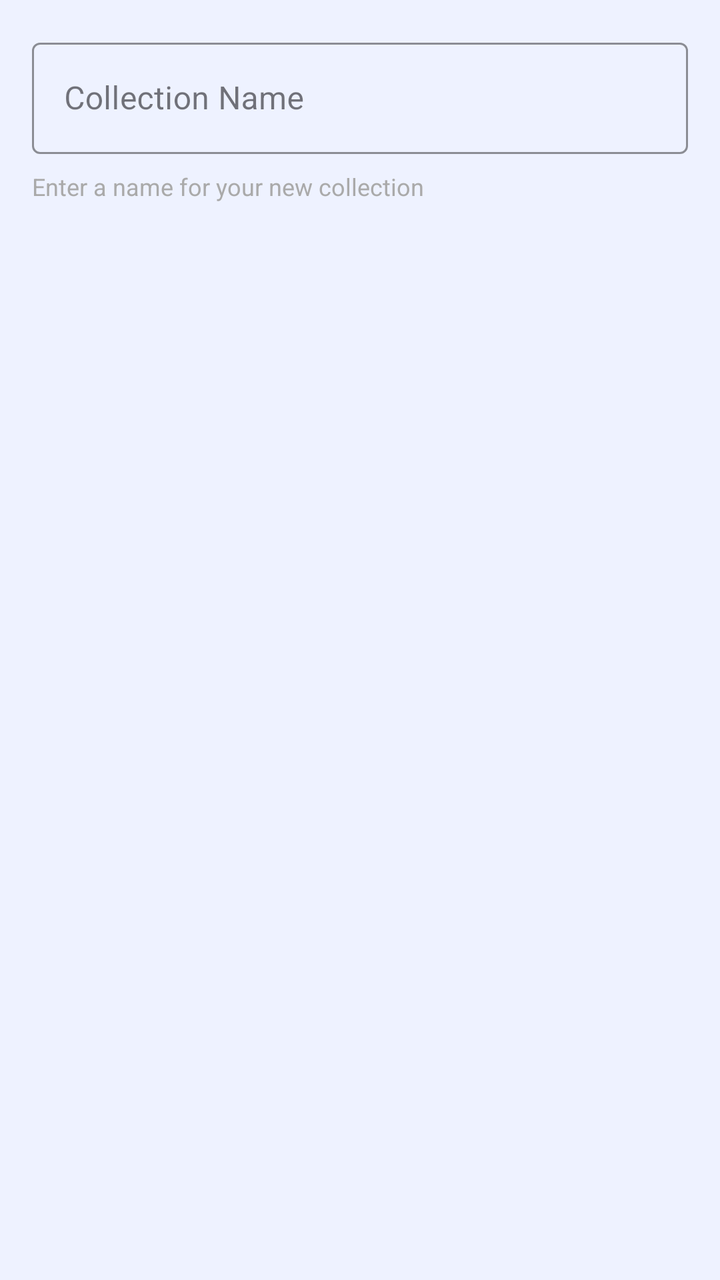
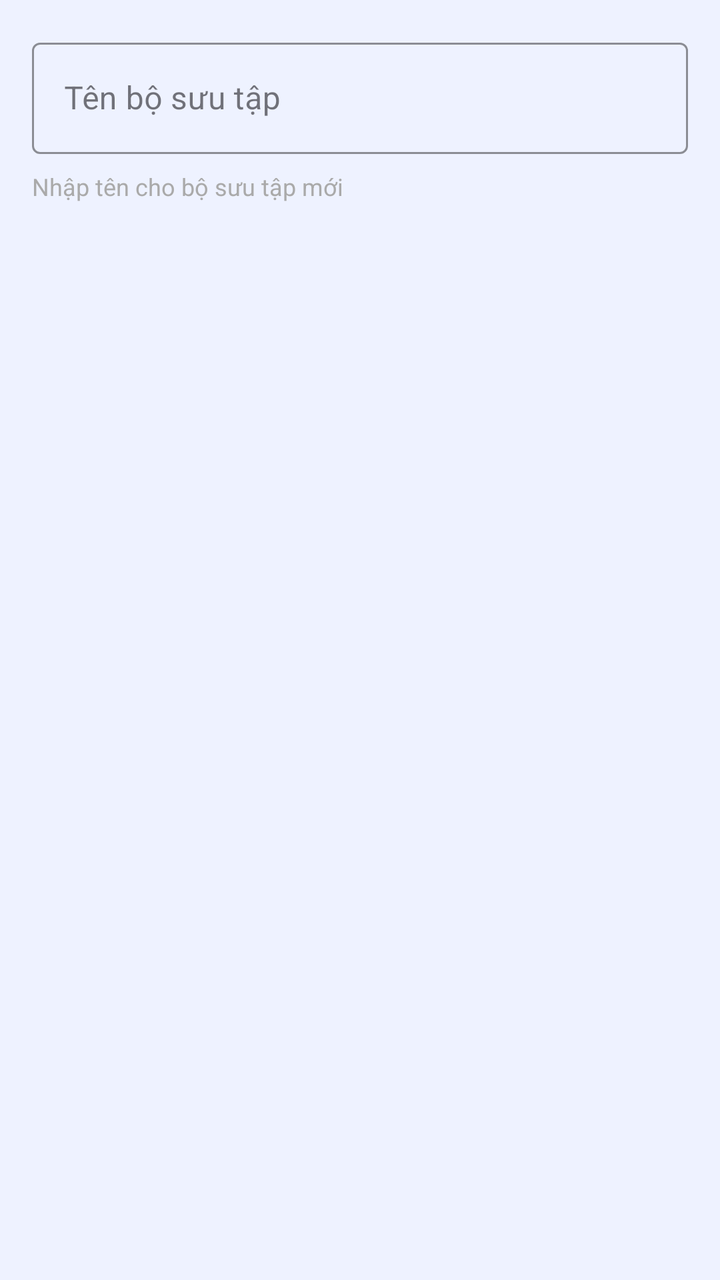

Screens rendered from an Android XML layout before and after an edit, with the pre-edit source and the edit as a unified diff.
<!-- AndroidManifest.xml: application theme Theme.ObjectLanguage -->
<!-- res/layout/dialog_create_collection.xml -->
<?xml version="1.0" encoding="utf-8"?>
<LinearLayout 
    xmlns:android="http://schemas.android.com/apk/res/android"
    xmlns:app="http://schemas.android.com/apk/res-auto"
    android:layout_width="match_parent"
    android:layout_height="wrap_content"
    android:orientation="vertical"
    android:padding="16dp">

    <com.google.android.material.textfield.TextInputLayout
        android:layout_width="match_parent"
        android:layout_height="wrap_content"
        app:boxStrokeColor="@color/purple_500"
        app:hintTextColor="@color/purple_700"
        style="@style/Widget.MaterialComponents.TextInputLayout.OutlinedBox">

        <com.google.android.material.textfield.TextInputEditText
            android:id="@+id/collectionNameInput"
            android:layout_width="match_parent"
            android:layout_height="wrap_content"
            android:hint="Collection Name"
            android:inputType="text"
            android:maxLines="1" />

    </com.google.android.material.textfield.TextInputLayout>

    <TextView
        android:layout_width="wrap_content"
        android:layout_height="wrap_content"
        android:text="Enter a name for your new collection"
        android:textSize="12sp"
        android:textColor="@android:color/darker_gray"
        android:layout_marginTop="8dp" />

</LinearLayout>
<!-- resources referenced by this layout -->
<resources>
  <color name="purple_500">#4F46E5</color>
  <color name="purple_700">#312E81</color>
  <style name="Theme.ObjectLanguage" parent="Theme.Material3.Light.NoActionBar">
          <item name="colorPrimary">@color/primary</item>
          <item name="colorPrimaryVariant">@color/primary_dark</item>
          <item name="colorOnPrimary">@color/text_on_primary</item>
          <item name="colorSecondary">@color/secondary</item>
          <item name="colorOnSecondary">@color/text_on_primary</item>
          <item name="android:colorBackground">@color/background</item>
          <item name="colorSurface">@color/surface</item>
          <item name="android:statusBarColor">@color/background</item>
          <item name="android:windowLightStatusBar">true</item>
          <item name="android:navigationBarColor">@color/surface</item>
          <item name="android:windowLightNavigationBar">true</item>
          
          
          <item name="cardViewStyle">@style/Widget.App.CardView</item>
      </style>
  <color name="primary">#4F46E5</color>
  <color name="primary_dark">#312E81</color>
  <color name="text_on_primary">#FFFFFF</color>
  <color name="secondary">#818CF8</color>
  <color name="background">#EEF2FF</color>
  <color name="surface">#FFFFFF</color>
  <style name="Widget.App.CardView" parent="Widget.Material3.CardView.Elevated">
          <item name="cardBackgroundColor">@color/surface</item>
          <item name="cardCornerRadius">16dp</item>
          <item name="cardElevation">0dp</item>
          <item name="strokeWidth">2dp</item>
          <item name="strokeColor">@color/divider</item>
      </style>
  <color name="divider">#CBD5E1</color>
</resources>

<!-- the commit's change to res/layout/dialog_create_collection.xml (unified diff, before → after) -->
@@ -18,7 +18,7 @@
             android:id="@+id/collectionNameInput"
             android:layout_width="match_parent"
             android:layout_height="wrap_content"
-            android:hint="Collection Name"
+            android:hint="@string/collection_dialog_name_hint"
             android:inputType="text"
             android:maxLines="1" />
 
@@ -27,7 +27,7 @@
     <TextView
         android:layout_width="wrap_content"
         android:layout_height="wrap_content"
-        android:text="Enter a name for your new collection"
+        android:text="@string/collection_dialog_name_subtitle"
         android:textSize="12sp"
         android:textColor="@android:color/darker_gray"
         android:layout_marginTop="8dp" />
<!-- resource entries referenced after the edit -->
@@ -2,6 +2,8 @@
 <resources>
   <color name="purple_500">#4F46E5</color>
   <color name="purple_700">#312E81</color>
+  <string name="collection_dialog_name_hint">Tên bộ sưu tập</string>
+  <string name="collection_dialog_name_subtitle">Nhập tên cho bộ sưu tập mới</string>
   <style name="Theme.ObjectLanguage" parent="Theme.Material3.Light.NoActionBar">
           <item name="colorPrimary">@color/primary</item>
           <item name="colorPrimaryVariant">@color/primary_dark</item>
@@ -10,13 +12,13 @@
           <item name="colorOnSecondary">@color/text_on_primary</item>
           <item name="android:colorBackground">@color/background</item>
           <item name="colorSurface">@color/surface</item>
-          <item name="android:statusBarColor">@color/background</item>
-          <item name="android:windowLightStatusBar">true</item>
+          <item name="android:statusBarColor">@color/primary_dark</item>
+          <item name="android:windowLightStatusBar">false</item>
           <item name="android:navigationBarColor">@color/surface</item>
           <item name="android:windowLightNavigationBar">true</item>
           
-          
           <item name="cardViewStyle">@style/Widget.App.CardView</item>
+          <item name="bottomNavigationStyle">@style/Widget.App.BottomNav</item>
       </style>
   <color name="primary">#4F46E5</color>
   <color name="primary_dark">#312E81</color>
@@ -26,11 +28,27 @@
   <color name="surface">#FFFFFF</color>
   <style name="Widget.App.CardView" parent="Widget.Material3.CardView.Elevated">
           <item name="cardBackgroundColor">@color/surface</item>
-          <item name="cardCornerRadius">16dp</item>
-          <item name="cardElevation">0dp</item>
-          <item name="strokeWidth">2dp</item>
-          <item name="strokeColor">@color/divider</item>
+          <item name="cardCornerRadius">20dp</item>
+          <item name="cardElevation">2dp</item>
+          <item name="strokeWidth">0dp</item>
       </style>
-  <color name="divider">#CBD5E1</color>
+  <style name="Widget.App.BottomNav" parent="Widget.Material3.BottomNavigationView">
+          <item name="backgroundTint">@color/bottom_nav_bg</item>
+          <item name="itemIconTint">@color/bottom_nav_color</item>
+          <item name="itemTextColor">@color/bottom_nav_color</item>
+          <item name="itemActiveIndicatorStyle">@style/Widget.App.BottomNav.ActiveIndicator</item>
+          <item name="labelVisibilityMode">labeled</item>
+          <item name="itemRippleColor">@color/primary_light</item>
+      </style>
+  <color name="bottom_nav_bg">#FFFFFF</color>
+  <style name="Widget.App.BottomNav.ActiveIndicator" parent="Widget.Material3.BottomNavigationView.ActiveIndicator">
+          <item name="android:color">@color/surface_variant</item>
+          <item name="shapeAppearance">@style/ShapeAppearance.App.SmallComponent</item>
+      </style>
+  <color name="primary_light">#818CF8</color>
+  <color name="surface_variant">#E0E7FF</color>
+  <style name="ShapeAppearance.App.SmallComponent" parent="ShapeAppearance.Material3.SmallComponent">
+          <item name="cornerSize">16dp</item>
+      </style>
 </resources>
 
